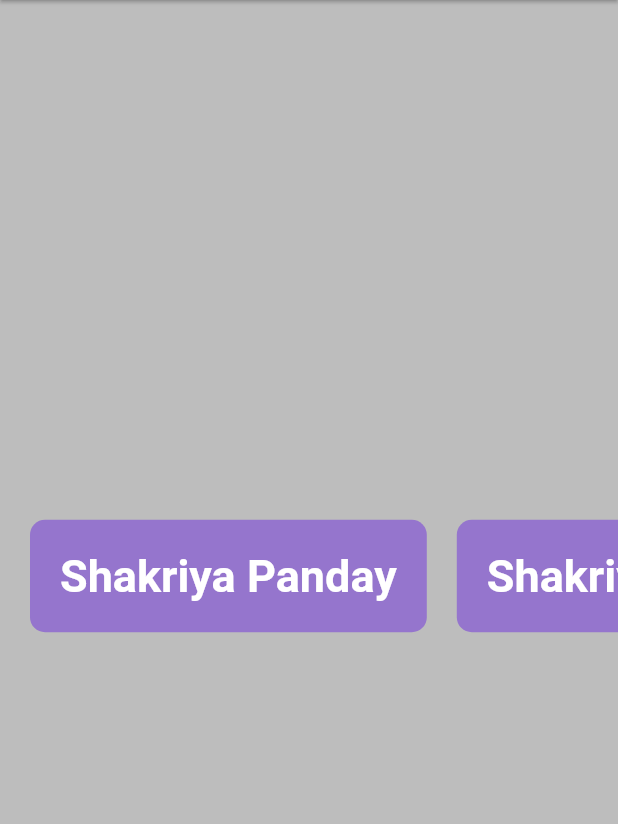
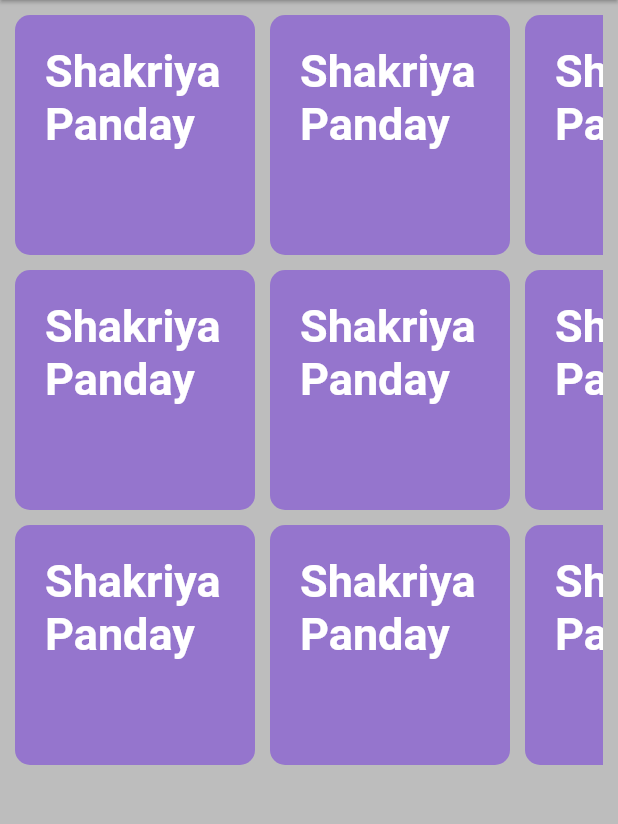
Before and after one commit to ShakriyaPanday/basic_ui, a Flutter app: the screen it shows after launch, on a phone screen of 412 x 824 dp, the part 84-908 px from its top. Run offline on Flutter 3.47's test engine with Material 2 defaults, Android fonts, the phone set to English and light mode, and no system bars.

Commit message:
Gridview added

```diff
--- a/lib/pages/homepage.dart
+++ b/lib/pages/homepage.dart
@@ -1,5 +1,6 @@
 import 'package:basic_ui/widgets/column.dart';
 import 'package:basic_ui/widgets/container.dart';
+import 'package:basic_ui/widgets/gridview.dart';
 import 'package:basic_ui/widgets/row.dart';
 import 'package:flutter/material.dart';
 
@@ -16,7 +17,7 @@ class HomePage extends StatelessWidget {
         backgroundColor: Colors.deepPurple[400],
         elevation: 1,
       ),
-      body: RowWidget(),
+      body: GridviewWidget(),
     );
   }
 }
--- /dev/null
+++ b/lib/widgets/gridview.dart
@@ -0,0 +1,161 @@
+import 'package:flutter/material.dart';
+
+class GridviewWidget extends StatelessWidget {
+  const GridviewWidget({super.key});
+
+  @override
+  Widget build(BuildContext context) {
+    return Padding(
+      padding: const EdgeInsets.all(10.0),
+      child: SizedBox(
+        width: double.infinity,
+        height: 500,
+        child: GridView(
+          scrollDirection: Axis.horizontal,
+          gridDelegate: SliverGridDelegateWithFixedCrossAxisCount(
+              crossAxisCount: 3,
+              childAspectRatio: 1 / 1,
+              crossAxisSpacing: 10,
+              mainAxisSpacing: 10),
+          children: [
+            // First column
+            Container(
+              padding: EdgeInsets.all(20),
+              decoration: BoxDecoration(
+                  color: Colors.deepPurple[300],
+                  borderRadius: BorderRadius.circular(10)),
+              child: Text(
+                "Shakriya Panday",
+                style: TextStyle(
+                    color: Colors.white,
+                    fontSize: 30,
+                    fontWeight: FontWeight.bold),
+              ),
+            ),
+            Container(
+              padding: EdgeInsets.all(20),
+              decoration: BoxDecoration(
+                  color: Colors.deepPurple[300],
+                  borderRadius: BorderRadius.circular(10)),
+              child: Text(
+                "Shakriya Panday",
+                style: TextStyle(
+                    color: Colors.white,
+                    fontSize: 30,
+                    fontWeight: FontWeight.bold),
+              ),
+            ), // third container
+            Container(
+              padding: EdgeInsets.all(20),
+              decoration: BoxDecoration(
+                  color: Colors.deepPurple[300],
+                  borderRadius: BorderRadius.circular(10)),
+              child: Text(
+                "Shakriya Panday",
+                style: TextStyle(
+                    color: Colors.white,
+                    fontSize: 30,
+                    fontWeight: FontWeight.bold),
+              ),
+            ), // fourth container
+            Container(
+              padding: EdgeInsets.all(20),
+              decoration: BoxDecoration(
+                  color: Colors.deepPurple[300],
+                  borderRadius: BorderRadius.circular(10)),
+              child: Text(
+                "Shakriya Panday",
+                style: TextStyle(
+                    color: Colors.white,
+                    fontSize: 30,
+                    fontWeight: FontWeight.bold),
+              ),
+            ), // fifth container
+            Container(
+              padding: EdgeInsets.all(20),
+              decoration: BoxDecoration(
+                  color: Colors.deepPurple[300],
+                  borderRadius: BorderRadius.circular(10)),
+              child: Text(
+                "Shakriya Panday",
+                style: TextStyle(
+                    color: Colors.white,
+                    fontSize: 30,
+                    fontWeight: FontWeight.bold),
+              ),
+            ), // sixth container
+            Container(
+              padding: EdgeInsets.all(20),
+              decoration: BoxDecoration(
+                  color: Colors.deepPurple[300],
+                  borderRadius: BorderRadius.circular(10)),
+              child: Text(
+                "Shakriya Panday",
+                style: TextStyle(
+                    color: Colors.white,
+                    fontSize: 30,
+                    fontWeight: FontWeight.bold),
+              ),
+            ), // seventh container
+
+            Container(
+              padding: EdgeInsets.all(20),
+              decoration: BoxDecoration(
+                  color: Colors.deepPurple[300],
+                  borderRadius: BorderRadius.circular(10)),
+              child: Text(
+                "Shakriya Panday",
+                style: TextStyle(
+                    color: Colors.white,
+                    fontSize: 30,
+                    fontWeight: FontWeight.bold),
+              ),
+            ), // Eighth container
+
+            Container(
+              padding: EdgeInsets.all(20),
+              decoration: BoxDecoration(
+                  color: Colors.deepPurple[300],
+                  borderRadius: BorderRadius.circular(10)),
+              child: Text(
+                "Shakriya Panday",
+                style: TextStyle(
+                    color: Colors.white,
+                    fontSize: 30,
+                    fontWeight: FontWeight.bold),
+              ),
+            ), // Ninth container
+
+            Container(
+              padding: EdgeInsets.all(20),
+              decoration: BoxDecoration(
+                  color: Colors.deepPurple[300],
+                  borderRadius: BorderRadius.circular(10)),
+              child: Text(
+                "Shakriya Panday",
+                style: TextStyle(
+                    color: Colors.white,
+                    fontSize: 30,
+                    fontWeight: FontWeight.bold),
+              ),
+            ), // Tenth container
+
+            Container(
+              padding: EdgeInsets.all(20),
+              decoration: BoxDecoration(
+                  color: Colors.deepPurple[300],
+                  borderRadius: BorderRadius.circular(10)),
+              child: Text(
+                "Shakriya Panday",
+                style: TextStyle(
+                    color: Colors.white,
+                    fontSize: 30,
+                    fontWeight: FontWeight.bold),
+              ),
+            ),
+          ],
+        ),
+      ),
+    );
+  }
+}
```
